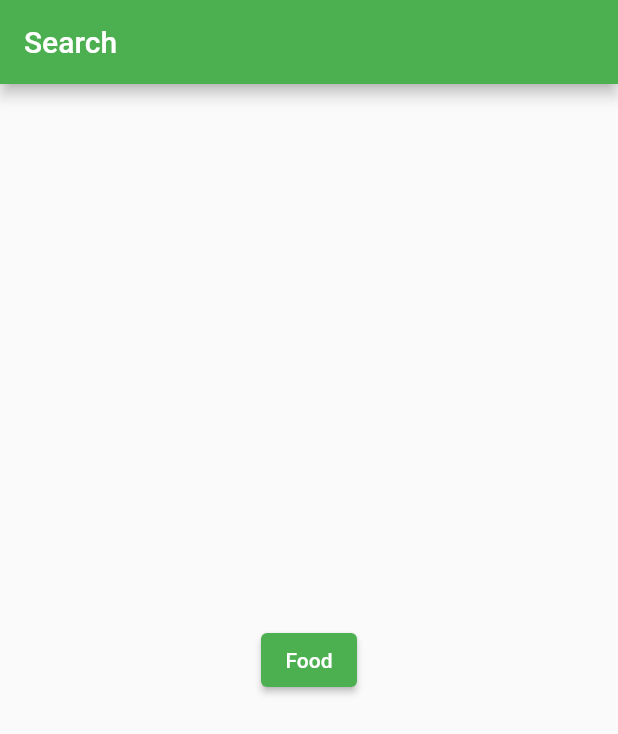
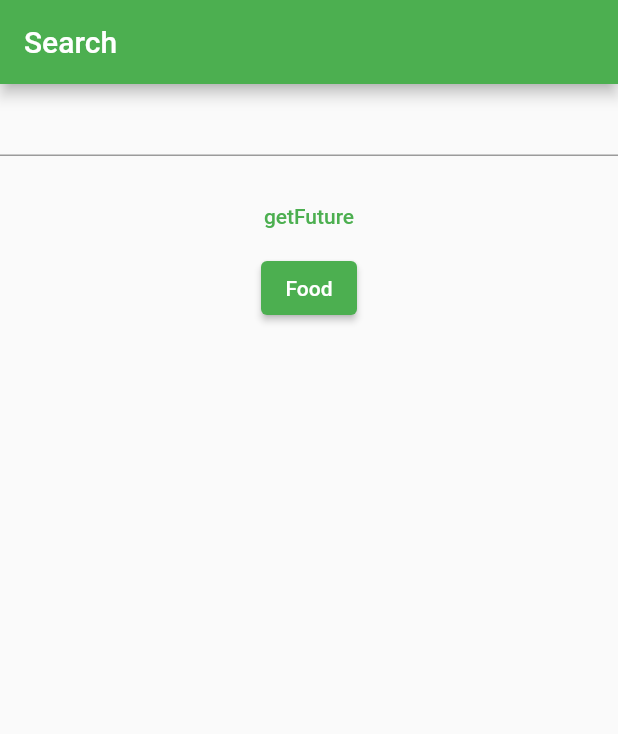
Before and after one commit to doktormacak/FoodNutrition, a Flutter app: the screen it shows after launch, on a phone screen of 412 x 824 dp. Shown: the top 734 px of the screen. Run offline on Flutter 3.47's test engine with Material 2 defaults, Android fonts, the phone set to English and light mode, and no system bars; our stand-ins replace dio, flutter_hooks, flutter_riverpod, freezed_annotation, go_router, hooks_riverpod.

Commit message:
get search params

```diff
--- a/food_nutrition/lib/infrastructure/food_repository.dart
+++ b/food_nutrition/lib/infrastructure/food_repository.dart
@@ -1,5 +1,5 @@
 import 'package:dio/dio.dart';
-import 'package:flutter_riverpod/flutter_riverpod.dart';
+import 'package:hooks_riverpod/hooks_riverpod.dart';
 import 'package:food_nutrition/domain/food/food.dart';
 
 class FoodRepository {
--- a/food_nutrition/lib/main.dart
+++ b/food_nutrition/lib/main.dart
@@ -1,6 +1,6 @@
 import 'package:flutter/material.dart';
-import 'package:flutter_riverpod/flutter_riverpod.dart';
 import 'package:food_nutrition/app.dart';
+import 'package:hooks_riverpod/hooks_riverpod.dart';
 
 void main() {
   runApp(const ProviderScope(child: App()));
--- a/food_nutrition/lib/presentation/nutrients_widget.dart
+++ b/food_nutrition/lib/presentation/nutrients_widget.dart
@@ -1,5 +1,5 @@
 import 'package:flutter/material.dart';
-import 'package:flutter_riverpod/flutter_riverpod.dart';
+import 'package:hooks_riverpod/hooks_riverpod.dart';
 import 'package:food_nutrition/infrastructure/food_repository.dart';
 
 class NutrientsWidget extends ConsumerWidget {
--- a/food_nutrition/lib/presentation/search_screen.dart
+++ b/food_nutrition/lib/presentation/search_screen.dart
@@ -1,24 +1,90 @@
+// ignore_for_file: public_member_api_docs, sort_constructors_first
+import 'package:dio/dio.dart';
 import 'package:flutter/material.dart';
+import 'package:flutter_hooks/flutter_hooks.dart';
+import 'package:go_router/go_router.dart';
+import 'package:hooks_riverpod/hooks_riverpod.dart';
+
 import 'package:food_nutrition/routing/app_router.dart';
-import 'package:go_router/go_router.dart';
 
-class SearchScreen extends StatelessWidget {
+class SearchScreen extends ConsumerWidget {
   const SearchScreen({
     super.key,
   });
 
   @override
-  Widget build(BuildContext context) {
+  Widget build(BuildContext context, WidgetRef ref) {
     return Scaffold(
         appBar: AppBar(title: const Text('Search')),
         body: Center(
-          child: ElevatedButton(
-            child: Text('Food'),
-            onPressed: () => context.goNamed(
-              AppRoute.nutrition.name,
-              params: {'id': '123'},
-            ),
+          child: Column(
+            children: [
+              const SearchFoodField(),
+              ElevatedButton(
+                child: const Text('Food'),
+                onPressed: () => context.goNamed(
+                  AppRoute.nutrition.name,
+                  params: {'id': '123'},
+                ),
+              ),
+            ],
           ),
         ));
   }
 }
+
+class SearchFoodField extends HookConsumerWidget {
+  const SearchFoodField({super.key});
+
+  @override
+  Widget build(BuildContext context, WidgetRef ref) {
+    final searchBarController = useTextEditingController();
+    useListenable(searchBarController);
+
+    final ingrediants = ref.watch(foodDataProvider(searchBarController.text));
+    return ingrediants.when(
+      data: (ingrediants) {
+        return Column(
+          children: [
+            TextField(
+              controller: searchBarController,
+            ),
+            Text(searchBarController.text),
+            TextButton(
+                onPressed: () {
+                  ingrediants.getIngrediants();
+                },
+                child: Text('getFuture'))
+          ],
+        );
+      },
+      error: (Object error, StackTrace stackTrace) {
+        return Text(error.toString());
+      },
+      loading: () {
+        return CircularProgressIndicator();
+      },
+    );
+  }
+}
+
+class IngrediantsRepository {
+  IngrediantsRepository({
+    required this.query,
+  });
+
+  final String query;
+  late final String endpoint =
+      'https://api.spoonacular.com/food/ingredients/search?query=$query&apiKey=367596b912dd4ac39934be0b3ffa55dc';
+
+  Future<String> getIngrediants() async {
+    Response response = await Dio().get(endpoint);
+    print(response);
+    return 'response.data';
+  }
+}
+
+final foodDataProvider =
+    FutureProvider.family<IngrediantsRepository, String>((ref, query) async {
+  return IngrediantsRepository(query: query);
+});
--- a/food_nutrition/lib/routing/app_router.dart
+++ b/food_nutrition/lib/routing/app_router.dart
@@ -1,4 +1,4 @@
-import 'package:flutter_riverpod/flutter_riverpod.dart';
+import 'package:hooks_riverpod/hooks_riverpod.dart';
 import 'package:food_nutrition/presentation/nutrition_screen.dart';
 import 'package:food_nutrition/presentation/search_screen.dart';
 import 'package:go_router/go_router.dart';
--- a/food_nutrition/pubspec.yaml
+++ b/food_nutrition/pubspec.yaml
@@ -36,11 +36,12 @@ dependencies:
   # The following adds the Cupertino Icons font to your application.
   # Use with the CupertinoIcons class for iOS style icons.
   cupertino_icons: ^1.0.2
-  flutter_riverpod: ^2.1.1
   freezed_annotation: ^2.2.0
   json_annotation: ^4.7.0
   go_router: 5.1.1
   dio: ^4.0.6
+  hooks_riverpod: ^2.1.1
+  flutter_hooks: ^0.18.5+1
 
 dev_dependencies:
   flutter_test:
```
Also changed, not shown: food_nutrition/pubspec.lock.
